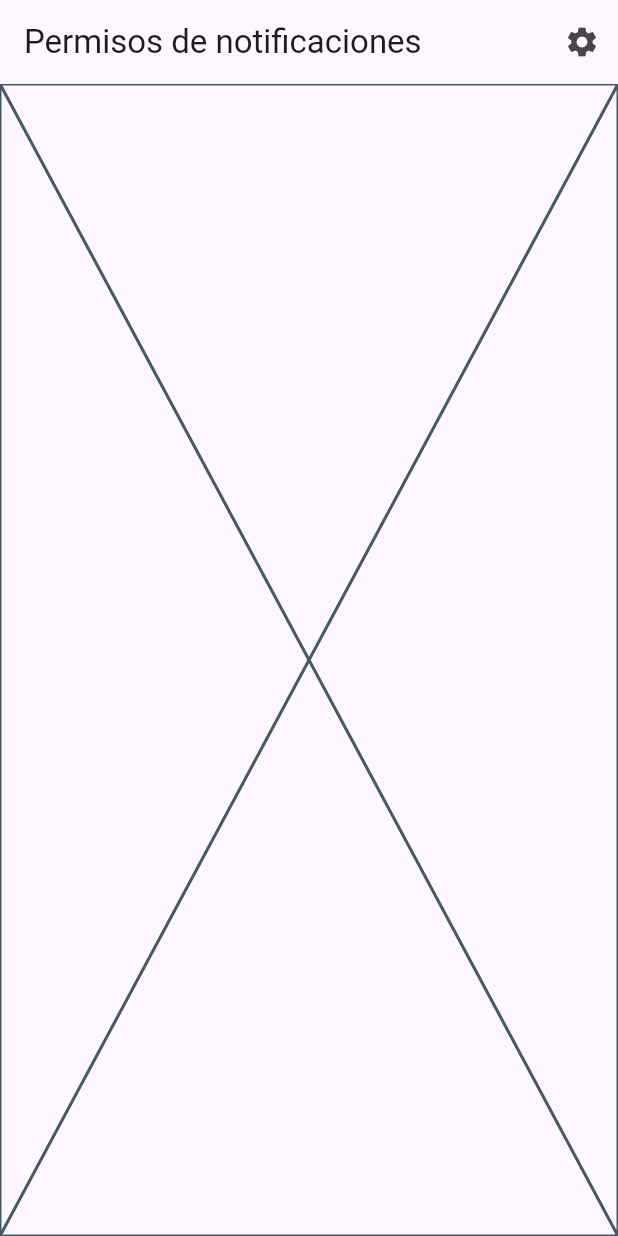
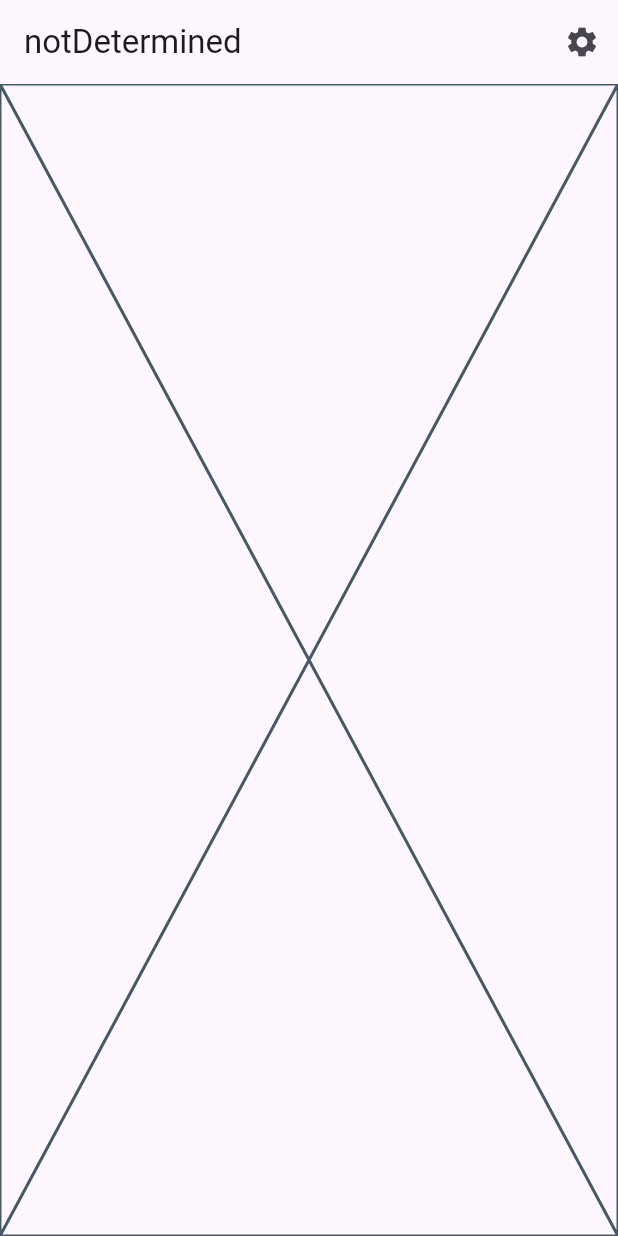
Before and after one commit to bogarin/push_notiication_2025_1, a Flutter app: the screen it shows after launch, on a phone screen of 412 x 824 dp. Run offline on Flutter 3.47's test engine with Material 3 defaults, Android fonts, the phone set to English and light mode, and no system bars; our stand-ins replace equatable, firebase_messaging, flutter_bloc, go_router; accounts and stored records are empty.

Commit message:
del dia 1 abril 2025

```diff
--- /dev/null
+++ b/lib/blocs/notifications/notifications_bloc.dart
@@ -0,0 +1,11 @@
+import 'package:equatable/equatable.dart';
+import 'package:firebase_messaging/firebase_messaging.dart';
+import 'package:flutter_bloc/flutter_bloc.dart';
+
+part 'notifications_event.dart';
+part 'notifications_state.dart';
+
+/// This class represents a bloc for managing notifications events and states in Dart.
+class NotificationsBloc extends Bloc<NotificationsEvent, NotificationsState> {
+  NotificationsBloc() : super(const NotificationsState());
+}
--- /dev/null
+++ b/lib/blocs/notifications/notifications_event.dart
@@ -0,0 +1,8 @@
+part of 'notifications_bloc.dart';
+
+sealed class NotificationsEvent extends Equatable {
+  const NotificationsEvent();
+
+  @override
+  List<Object> get props => [];
+}
--- /dev/null
+++ b/lib/blocs/notifications/notifications_state.dart
@@ -0,0 +1,18 @@
+part of 'notifications_bloc.dart';
+
+class NotificationsState extends Equatable {
+  final AuthorizationStatus status;
+  final List<dynamic> notifications;
+
+  const NotificationsState(
+      {this.status = AuthorizationStatus.notDetermined,
+      this.notifications = const []});
+
+  NotificationsState copyWith(
+          {AuthorizationStatus? status, List<dynamic>? notifications}) =>
+      NotificationsState(
+          status: status ?? this.status,
+          notifications: notifications ?? this.notifications);
+  @override
+  List<Object> get props => [status, notifications];
+}
--- a/lib/presentation/home_screen.dart
+++ b/lib/presentation/home_screen.dart
@@ -1,4 +1,6 @@
 import 'package:flutter/material.dart';
+import 'package:flutter_bloc/flutter_bloc.dart';
+import 'package:push_notification_2025_1/blocs/notifications/notifications_bloc.dart';
 
 class HomeScreen extends StatelessWidget {
   const HomeScreen({super.key});
@@ -7,9 +9,12 @@ class HomeScreen extends StatelessWidget {
   Widget build(BuildContext context) {
     return Scaffold(
       appBar: AppBar(
-        title: const Text('Permisos de notificaciones'),
+        title: context
+            .select((NotificationsBloc bloc) => Text(bloc.state.status.name)),
         actions: [
-          IconButton(onPressed: () {}, icon: const Icon(Icons.settings))
+          IconButton(onPressed: () {
+
+          }, icon: const Icon(Icons.settings))
         ],
       ),
       body: const _HomeView(),
--- a/pubspec.yaml
+++ b/pubspec.yaml
@@ -8,6 +8,7 @@ environment:
 
 dependencies:
   equatable: ^2.0.7
+  firebase_messaging: ^15.2.4
   flutter:
     sdk: flutter
   flutter_bloc: ^8.0.1
```
Also changed, not shown: lib/main.dart (+7 -1 lines), pubspec.lock, 10 other files.
